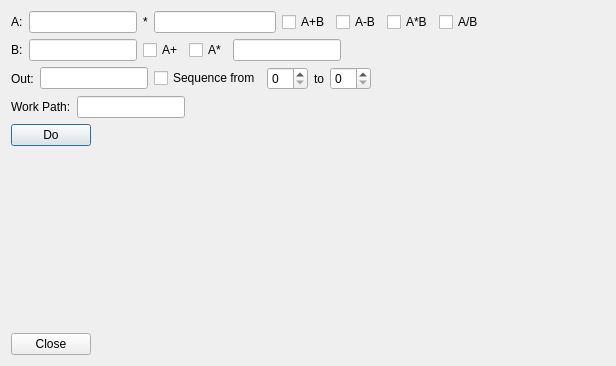
This is CroCo/arithmetic.ui in DPSablowski/croco as Qt 5 draws it before an edit. The edited form follows.
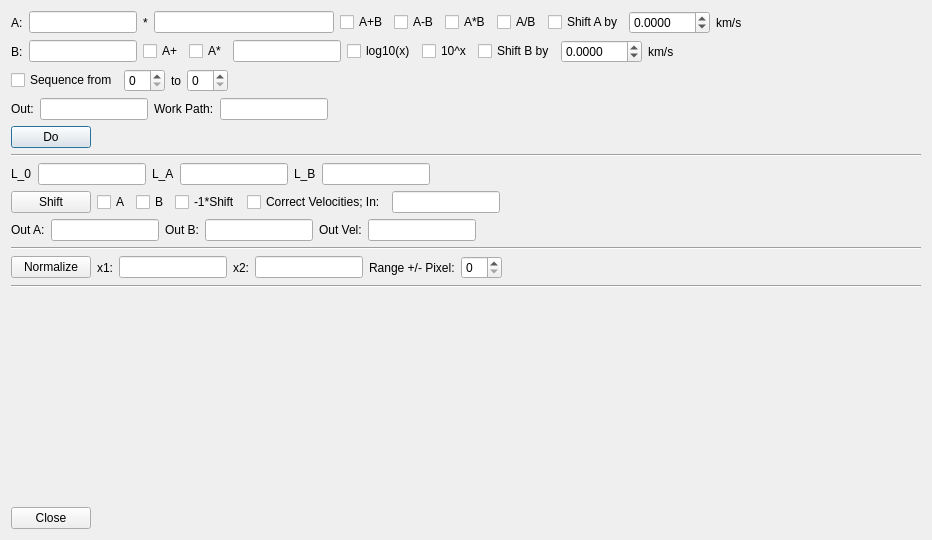
This is the edited form.

Diff of the .ui file:
```diff
--- a/CroCo/arithmetic.ui
+++ b/CroCo/arithmetic.ui
@@ -6,15 +6,15 @@
    <rect>
     <x>0</x>
     <y>0</y>
-    <width>616</width>
-    <height>366</height>
+    <width>932</width>
+    <height>540</height>
    </rect>
   </property>
   <property name="windowTitle">
    <string>Dialog</string>
   </property>
-  <layout class="QGridLayout" name="gridLayout">
-   <item row="0" column="0">
+  <layout class="QVBoxLayout" name="verticalLayout">
+   <item>
     <layout class="QHBoxLayout" name="horizontalLayout">
      <item>
       <widget class="QLabel" name="label">
@@ -71,6 +71,33 @@
        </property>
       </widget>
      </item>
+     <item>
+      <widget class="QCheckBox" name="checkBox_10">
+       <property name="text">
+        <string>Shift A by</string>
+       </property>
+      </widget>
+     </item>
+     <item>
+      <widget class="QDoubleSpinBox" name="doubleSpinBox">
+       <property name="decimals">
+        <number>4</number>
+       </property>
+       <property name="minimum">
+        <double>-999.990000000000009</double>
+       </property>
+       <property name="maximum">
+        <double>999.990000000000009</double>
+       </property>
+      </widget>
+     </item>
+     <item>
+      <widget class="QLabel" name="label_5">
+       <property name="text">
+        <string>km/s</string>
+       </property>
+      </widget>
+     </item>
      <item>
       <spacer name="horizontalSpacer_4">
        <property name="orientation">
@@ -86,7 +113,7 @@
      </item>
     </layout>
    </item>
-   <item row="1" column="0">
+   <item>
     <layout class="QHBoxLayout" name="horizontalLayout_2">
      <item>
       <widget class="QLabel" name="label_2">
@@ -129,6 +156,47 @@
        </property>
       </widget>
      </item>
+     <item>
+      <widget class="QCheckBox" name="checkBox_8">
+       <property name="text">
+        <string>log10(x)</string>
+       </property>
+      </widget>
+     </item>
+     <item>
+      <widget class="QCheckBox" name="checkBox_9">
+       <property name="text">
+        <string>10^x</string>
+       </property>
+      </widget>
+     </item>
+     <item>
+      <widget class="QCheckBox" name="checkBox_11">
+       <property name="text">
+        <string>Shift B by</string>
+       </property>
+      </widget>
+     </item>
+     <item>
+      <widget class="QDoubleSpinBox" name="doubleSpinBox_2">
+       <property name="decimals">
+        <number>4</number>
+       </property>
+       <property name="minimum">
+        <double>-999.990000000000009</double>
+       </property>
+       <property name="maximum">
+        <double>999.990000000000009</double>
+       </property>
+      </widget>
+     </item>
+     <item>
+      <widget class="QLabel" name="label_8">
+       <property name="text">
+        <string>km/s</string>
+       </property>
+      </widget>
+     </item>
      <item>
       <spacer name="horizontalSpacer_3">
        <property name="orientation">
@@ -144,25 +212,8 @@
      </item>
     </layout>
    </item>
-   <item row="2" column="0">
+   <item>
     <layout class="QHBoxLayout" name="horizontalLayout_4">
-     <item>
-      <widget class="QLabel" name="label_4">
-       <property name="text">
-        <string>Out:</string>
-       </property>
-      </widget>
-     </item>
-     <item>
-      <widget class="QLineEdit" name="lineEdit_3">
-       <property name="sizePolicy">
-        <sizepolicy hsizetype="Maximum" vsizetype="Fixed">
-         <horstretch>0</horstretch>
-         <verstretch>0</verstretch>
-        </sizepolicy>
-       </property>
-      </widget>
-     </item>
      <item>
       <widget class="QCheckBox" name="checkBox_7">
        <property name="text">
@@ -198,8 +249,25 @@
      </item>
     </layout>
    </item>
-   <item row="3" column="0">
+   <item>
     <layout class="QHBoxLayout" name="horizontalLayout_3">
+     <item>
+      <widget class="QLabel" name="label_4">
+       <property name="text">
+        <string>Out:</string>
+       </property>
+      </widget>
+     </item>
+     <item>
+      <widget class="QLineEdit" name="lineEdit_3">
+       <property name="sizePolicy">
+        <sizepolicy hsizetype="Maximum" vsizetype="Fixed">
+         <horstretch>0</horstretch>
+         <verstretch>0</verstretch>
+        </sizepolicy>
+       </property>
+      </widget>
+     </item>
      <item>
       <widget class="QLabel" name="label_3">
        <property name="text">
@@ -232,7 +300,7 @@
      </item>
     </layout>
    </item>
-   <item row="4" column="0">
+   <item>
     <layout class="QHBoxLayout" name="horizontalLayout_6">
      <item>
       <widget class="QPushButton" name="pushButton_2">
@@ -262,7 +330,306 @@
      </item>
     </layout>
    </item>
-   <item row="5" column="0">
+   <item>
+    <widget class="Line" name="line">
+     <property name="orientation">
+      <enum>Qt::Horizontal</enum>
+     </property>
+    </widget>
+   </item>
+   <item>
+    <layout class="QHBoxLayout" name="horizontalLayout_7">
+     <item>
+      <widget class="QLabel" name="label_9">
+       <property name="text">
+        <string>L_0</string>
+       </property>
+      </widget>
+     </item>
+     <item>
+      <widget class="QLineEdit" name="lineEdit_7">
+       <property name="sizePolicy">
+        <sizepolicy hsizetype="Maximum" vsizetype="Fixed">
+         <horstretch>0</horstretch>
+         <verstretch>0</verstretch>
+        </sizepolicy>
+       </property>
+      </widget>
+     </item>
+     <item>
+      <widget class="QLabel" name="label_10">
+       <property name="text">
+        <string>L_A</string>
+       </property>
+      </widget>
+     </item>
+     <item>
+      <widget class="QLineEdit" name="lineEdit_8">
+       <property name="sizePolicy">
+        <sizepolicy hsizetype="Maximum" vsizetype="Fixed">
+         <horstretch>0</horstretch>
+         <verstretch>0</verstretch>
+        </sizepolicy>
+       </property>
+      </widget>
+     </item>
+     <item>
+      <widget class="QLabel" name="label_11">
+       <property name="text">
+        <string>L_B</string>
+       </property>
+      </widget>
+     </item>
+     <item>
+      <widget class="QLineEdit" name="lineEdit_9">
+       <property name="sizePolicy">
+        <sizepolicy hsizetype="Maximum" vsizetype="Fixed">
+         <horstretch>0</horstretch>
+         <verstretch>0</verstretch>
+        </sizepolicy>
+       </property>
+      </widget>
+     </item>
+     <item>
+      <spacer name="horizontalSpacer_7">
+       <property name="orientation">
+        <enum>Qt::Horizontal</enum>
+       </property>
+       <property name="sizeHint" stdset="0">
+        <size>
+         <width>40</width>
+         <height>20</height>
+        </size>
+       </property>
+      </spacer>
+     </item>
+    </layout>
+   </item>
+   <item>
+    <layout class="QHBoxLayout" name="horizontalLayout_8">
+     <item>
+      <widget class="QPushButton" name="pushButton_3">
+       <property name="sizePolicy">
+        <sizepolicy hsizetype="Minimum" vsizetype="Maximum">
+         <horstretch>0</horstretch>
+         <verstretch>0</verstretch>
+        </sizepolicy>
+       </property>
+       <property name="text">
+        <string>Shift</string>
+       </property>
+      </widget>
+     </item>
+     <item>
+      <widget class="QCheckBox" name="checkBox_12">
+       <property name="text">
+        <string>A</string>
+       </property>
+      </widget>
+     </item>
+     <item>
+      <widget class="QCheckBox" name="checkBox_13">
+       <property name="text">
+        <string>B</string>
+       </property>
+      </widget>
+     </item>
+     <item>
+      <widget class="QCheckBox" name="checkBox_15">
+       <property name="text">
+        <string>-1*Shift</string>
+       </property>
+      </widget>
+     </item>
+     <item>
+      <widget class="QCheckBox" name="checkBox_14">
+       <property name="text">
+        <string>Correct Velocities; In:</string>
+       </property>
+      </widget>
+     </item>
+     <item>
+      <widget class="QLineEdit" name="lineEdit_10">
+       <property name="sizePolicy">
+        <sizepolicy hsizetype="Maximum" vsizetype="Fixed">
+         <horstretch>0</horstretch>
+         <verstretch>0</verstretch>
+        </sizepolicy>
+       </property>
+      </widget>
+     </item>
+     <item>
+      <spacer name="horizontalSpacer_8">
+       <property name="orientation">
+        <enum>Qt::Horizontal</enum>
+       </property>
+       <property name="sizeHint" stdset="0">
+        <size>
+         <width>40</width>
+         <height>20</height>
+        </size>
+       </property>
+      </spacer>
+     </item>
+    </layout>
+   </item>
+   <item>
+    <layout class="QHBoxLayout" name="horizontalLayout_9">
+     <item>
+      <widget class="QLabel" name="label_13">
+       <property name="text">
+        <string>Out A:</string>
+       </property>
+      </widget>
+     </item>
+     <item>
+      <widget class="QLineEdit" name="lineEdit_12">
+       <property name="sizePolicy">
+        <sizepolicy hsizetype="Maximum" vsizetype="Fixed">
+         <horstretch>0</horstretch>
+         <verstretch>0</verstretch>
+        </sizepolicy>
+       </property>
+      </widget>
+     </item>
+     <item>
+      <widget class="QLabel" name="label_14">
+       <property name="text">
+        <string>Out B:</string>
+       </property>
+      </widget>
+     </item>
+     <item>
+      <widget class="QLineEdit" name="lineEdit_13">
+       <property name="sizePolicy">
+        <sizepolicy hsizetype="Maximum" vsizetype="Fixed">
+         <horstretch>0</horstretch>
+         <verstretch>0</verstretch>
+        </sizepolicy>
+       </property>
+      </widget>
+     </item>
+     <item>
+      <widget class="QLabel" name="label_12">
+       <property name="text">
+        <string>Out Vel:</string>
+       </property>
+      </widget>
+     </item>
+     <item>
+      <widget class="QLineEdit" name="lineEdit_11">
+       <property name="sizePolicy">
+        <sizepolicy hsizetype="Maximum" vsizetype="Fixed">
+         <horstretch>0</horstretch>
+         <verstretch>0</verstretch>
+        </sizepolicy>
+       </property>
+      </widget>
+     </item>
+     <item>
+      <spacer name="horizontalSpacer_9">
+       <property name="orientation">
+        <enum>Qt::Horizontal</enum>
+       </property>
+       <property name="sizeHint" stdset="0">
+        <size>
+         <width>40</width>
+         <height>20</height>
+        </size>
+       </property>
+      </spacer>
+     </item>
+    </layout>
+   </item>
+   <item>
+    <widget class="Line" name="line_2">
+     <property name="orientation">
+      <enum>Qt::Horizontal</enum>
+     </property>
+    </widget>
+   </item>
+   <item>
+    <layout class="QHBoxLayout" name="horizontalLayout_10">
+     <item>
+      <widget class="QPushButton" name="pushButton_4">
+       <property name="sizePolicy">
+        <sizepolicy hsizetype="Maximum" vsizetype="Fixed">
+         <horstretch>0</horstretch>
+         <verstretch>0</verstretch>
+        </sizepolicy>
+       </property>
+       <property name="text">
+        <string>Normalize</string>
+       </property>
+      </widget>
+     </item>
+     <item>
+      <widget class="QLabel" name="label_15">
+       <property name="text">
+        <string>x1:</string>
+       </property>
+      </widget>
+     </item>
+     <item>
+      <widget class="QLineEdit" name="lineEdit_14">
+       <property name="sizePolicy">
+        <sizepolicy hsizetype="Maximum" vsizetype="Fixed">
+         <horstretch>0</horstretch>
+         <verstretch>0</verstretch>
+        </sizepolicy>
+       </property>
+      </widget>
+     </item>
+     <item>
+      <widget class="QLabel" name="label_16">
+       <property name="text">
+        <string>x2:</string>
+       </property>
+      </widget>
+     </item>
+     <item>
+      <widget class="QLineEdit" name="lineEdit_15">
+       <property name="sizePolicy">
+        <sizepolicy hsizetype="Maximum" vsizetype="Fixed">
+         <horstretch>0</horstretch>
+         <verstretch>0</verstretch>
+        </sizepolicy>
+       </property>
+      </widget>
+     </item>
+     <item>
+      <widget class="QLabel" name="label_17">
+       <property name="text">
+        <string>Range +/- Pixel:</string>
+       </property>
+      </widget>
+     </item>
+     <item>
+      <widget class="QSpinBox" name="spinBox_3"/>
+     </item>
+     <item>
+      <spacer name="horizontalSpacer_10">
+       <property name="orientation">
+        <enum>Qt::Horizontal</enum>
+       </property>
+       <property name="sizeHint" stdset="0">
+        <size>
+         <width>40</width>
+         <height>20</height>
+        </size>
+       </property>
+      </spacer>
+     </item>
+    </layout>
+   </item>
+   <item>
+    <widget class="Line" name="line_3">
+     <property name="orientation">
+      <enum>Qt::Horizontal</enum>
+     </property>
+    </widget>
+   </item>
+   <item>
     <spacer name="verticalSpacer">
      <property name="orientation">
       <enum>Qt::Vertical</enum>
@@ -275,7 +642,7 @@
      </property>
     </spacer>
    </item>
-   <item row="6" column="0">
+   <item>
     <layout class="QHBoxLayout" name="horizontalLayout_5">
      <item>
       <widget class="QPushButton" name="pushButton">
```
